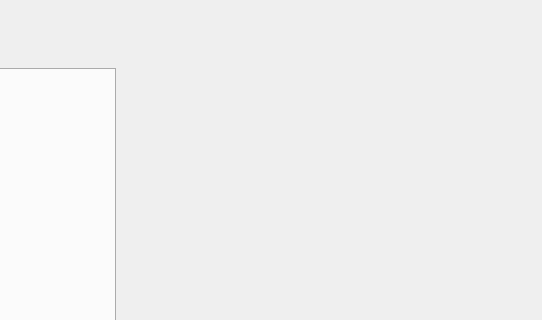
Before: the Qt Designer form snowgui/snowgui/task/taskwindow.ui in AndreasFMueller/AstroPhotography, drawn with Qt 5; both pictures show x 205 to 747 and y 0 to 320 of the 747 by 708 pixel window.
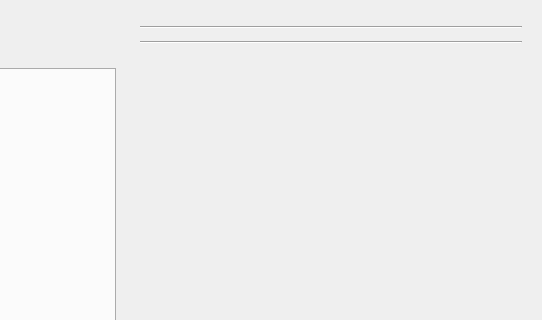
After: the same form once the commit is applied. Custom widgets are drawn as their Qt base class.

Commit message: add TasksIndicator class

Patch:
```diff
--- a/snowgui/snowgui/task/taskwindow.ui
+++ b/snowgui/snowgui/task/taskwindow.ui
@@ -78,9 +78,23 @@
       <item>
        <widget class="snowgui::ccdcontrollerwidget" name="ccdcontrollerWidget" native="true"/>
       </item>
+      <item>
+       <widget class="Line" name="ccdcoolerLine">
+        <property name="orientation">
+         <enum>Qt::Horizontal</enum>
+        </property>
+       </widget>
+      </item>
       <item>
        <widget class="snowgui::coolercontrollerwidget" name="coolercontrollerWidget" native="true"/>
       </item>
+      <item>
+       <widget class="Line" name="coolerfilterwheelLine">
+        <property name="orientation">
+         <enum>Qt::Horizontal</enum>
+        </property>
+       </widget>
+      </item>
       <item>
        <widget class="snowgui::filterwheelcontrollerwidget" name="filterwheelcontrollerWidget" native="true"/>
       </item>
@@ -127,6 +141,12 @@
    <header location="global">filterwheelcontrollerwidget.h</header>
    <container>1</container>
   </customwidget>
+  <customwidget>
+   <class>snowgui::taskstatuswidget</class>
+   <extends>QWidget</extends>
+   <header>taskstatuswidget.h</header>
+   <container>1</container>
+  </customwidget>
  </customwidgets>
  <resources/>
  <connections/>
```
Left out of the diff: 2 changed lines with no effect on the pictures. The commit also changes 7 other files.
